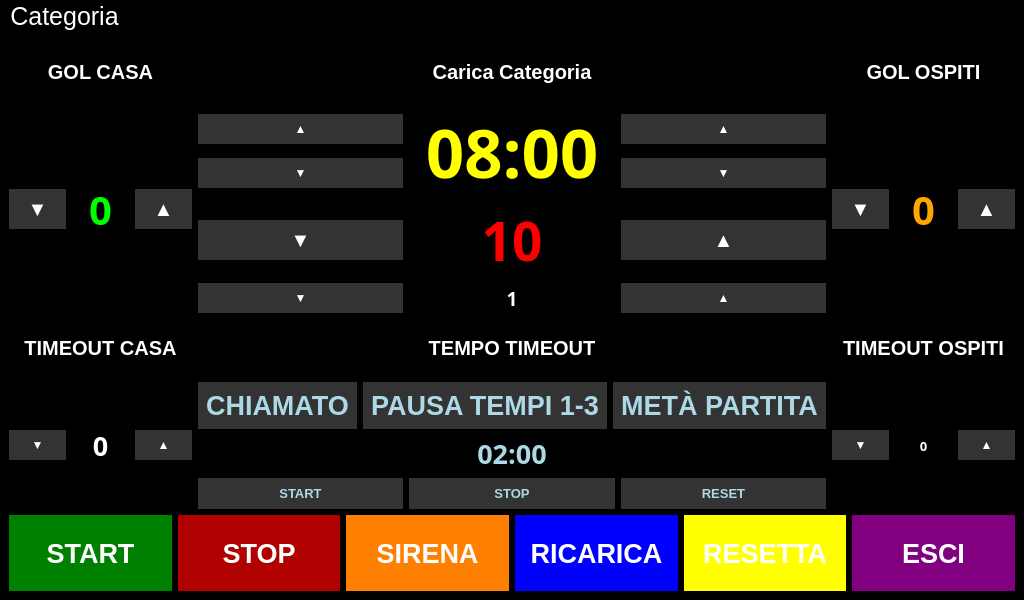
This is rasp5/gui/tabellone.ui in pythonpenguin/segnapunti_pallanuoto as Qt 5 draws it before an edit. The edited form follows.
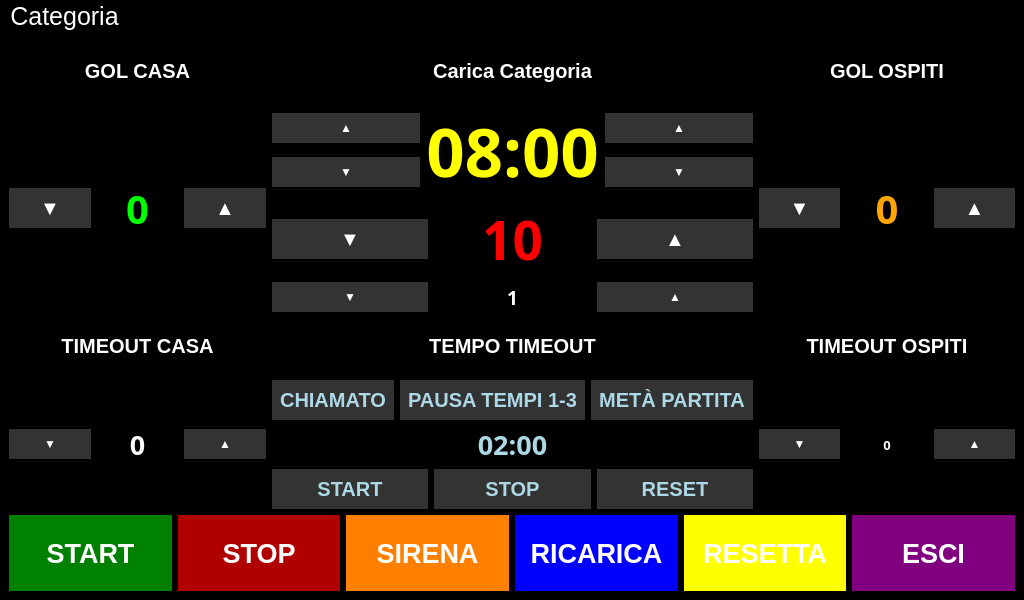
This is the edited form.

Diff of the .ui file:
```diff
--- a/rasp5/gui/tabellone.ui
+++ b/rasp5/gui/tabellone.ui
@@ -464,7 +464,7 @@
                                     <widget class="QPushButton" name="buttonTimeoutCalled">
                                         <property name="font">
                                             <font>
-                                                <pointsize>20</pointsize>
+                                                <pointsize>15</pointsize>
                                                 <bold>true</bold>
                                             </font>
                                         </property>
@@ -483,7 +483,7 @@
                                         </property>
                                         <property name="font">
                                             <font>
-                                                <pointsize>20</pointsize>
+                                                <pointsize>15</pointsize>
                                                 <bold>true</bold>
                                             </font>
                                         </property>
@@ -499,7 +499,7 @@
                                         </property>
                                         <property name="font">
                                             <font>
-                                                <pointsize>20</pointsize>
+                                                <pointsize>15</pointsize>
                                                 <bold>true</bold>
                                             </font>
                                         </property>
@@ -539,7 +539,7 @@
                                         </property>
                                         <property name="font">
                                             <font>
-                                                <pointsize>10</pointsize>
+                                                <pointsize>15</pointsize>
                                                 <bold>true</bold>
                                             </font>
                                         </property>
@@ -555,7 +555,7 @@
                                         </property>
                                         <property name="font">
                                             <font>
-                                                <pointsize>10</pointsize>
+                                                <pointsize>15</pointsize>
                                                 <bold>true</bold>
                                             </font>
                                         </property>
@@ -571,7 +571,7 @@
                                         </property>
                                         <property name="font">
                                             <font>
-                                                <pointsize>10</pointsize>
+                                                <pointsize>15</pointsize>
                                                 <bold>true</bold>
                                             </font>
                                         </property>
```
